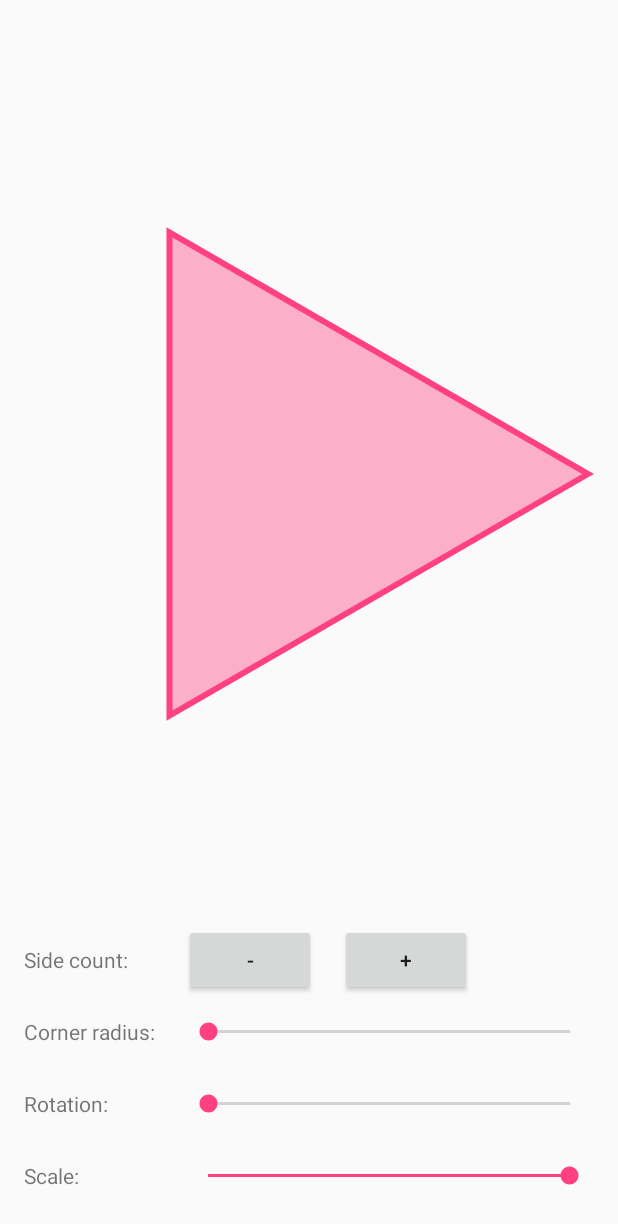
After one commit to caihanyuan/YuanComponent, an Android app: the PolygonActivity screen opened directly, with no data from a screen before it, on a phone screen of 412 x 824 dp. The commit adds this screen. Shown: the top 1224 px of the screen. Run offline under Robolectric (Android 15) with nearby library versions, the phone set to English and light mode, and no system bars.

Commit message:
多边形绘制View, 包括多边形圆角设置

```diff
--- a/app/build.gradle
+++ b/app/build.gradle
@@ -24,7 +24,8 @@ dependencies {
     androidTestCompile('com.android.support.test.espresso:espresso-core:2.2.2', {
         exclude group: 'com.android.support', module: 'support-annotations'
     })
-    compile 'com.android.support:appcompat-v7:25.+'
+    compile 'com.android.support:appcompat-v7:25.3.1'
+    compile 'com.android.support:recyclerview-v7:25.3.1'
+    compile 'com.android.support.constraint:constraint-layout:1.0.2'
     testCompile 'junit:junit:4.12'
-    compile 'com.android.support:recyclerview-v7:25.+'
 }
--- a/app/src/main/java/com/keepmoving/to/yuancomponent/activity/MainActivity.java
+++ b/app/src/main/java/com/keepmoving/to/yuancomponent/activity/MainActivity.java
@@ -34,7 +34,8 @@ public class MainActivity extends Activity {
 
         Class<? extends Activity>[] sActivities = new Class[]{
                 CircleProgressActivity.class,
-                ScaleViewActivity.class
+                ScaleViewActivity.class,
+                PolygonActivity.class
         };
 
         @Override
--- /dev/null
+++ b/app/src/main/java/com/keepmoving/to/yuancomponent/activity/PolygonActivity.java
@@ -0,0 +1,87 @@
+package com.keepmoving.to.yuancomponent.activity;
+
+import android.app.Activity;
+import android.os.Bundle;
+import android.support.annotation.NonNull;
+import android.view.View;
+import android.widget.SeekBar;
+
+import com.keepmoving.to.yuancomponent.R;
+import com.keepmoving.to.yuancomponent.widget.polygonview.PolygonView;
+
+import static android.widget.SeekBar.OnSeekBarChangeListener;
+
+public class PolygonActivity extends Activity implements OnSeekBarChangeListener {
+
+    private float maxCornerRadius;
+
+    private PolygonView polygonView;
+    private SeekBar cornerRadiusSeekBar, rotationSeekBar, scaleSeekBar;
+
+    @Override
+    protected void onCreate(Bundle savedInstanceState) {
+        super.onCreate(savedInstanceState);
+
+        maxCornerRadius = getResources().getDimension(R.dimen.polygon_max_corner_radius);
+
+        setContentView(R.layout.activity_polygon);
+
+        cornerRadiusSeekBar = (SeekBar) findViewById(R.id.corner_radius_seek_bar);
+        rotationSeekBar = (SeekBar) findViewById(R.id.rotation_seek_bar);
+        scaleSeekBar = (SeekBar) findViewById(R.id.scale_seek_bar);
+
+        cornerRadiusSeekBar.setOnSeekBarChangeListener(this);
+        rotationSeekBar.setOnSeekBarChangeListener(this);
+        scaleSeekBar.setOnSeekBarChangeListener(this);
+
+        polygonView = (PolygonView) findViewById(R.id.demo_view);
+        updateCornerRadius(cornerRadiusSeekBar.getProgress());
+        updateRotation(rotationSeekBar.getProgress());
+        updateScale(scaleSeekBar.getProgress());
+    }
+
+    public void reduceSideCount(@NonNull final View view) {
+        polygonView.setNumberOfSides(Math.max(3, polygonView.getNumberOfSides() - 1));
+    }
+
+    public void increaseSideCount(@NonNull final View view) {
+        polygonView.setNumberOfSides(polygonView.getNumberOfSides() + 1);
+    }
+
+    @Override
+    public void onProgressChanged(final SeekBar seekBar, final int progress, final boolean fromUser) {
+        switch (seekBar.getId()) {
+            case R.id.corner_radius_seek_bar:
+                updateCornerRadius(progress);
+                break;
+            case R.id.rotation_seek_bar:
+                updateRotation(progress);
+                break;
+            case R.id.scale_seek_bar:
+                updateScale(progress);
+                break;
+        }
+    }
+
+    @Override
+    public void onStartTrackingTouch(final SeekBar seekBar) {
+        // This method intentionally left blank.
+    }
+
+    @Override
+    public void onStopTrackingTouch(final SeekBar seekBar) {
+        // This method intentionally left blank.
+    }
+
+    private void updateCornerRadius(final float cornerRadius) {
+        polygonView.setCornerRadius((cornerRadius / cornerRadiusSeekBar.getMax()) * maxCornerRadius);
+    }
+
+    private void updateRotation(final float rotation) {
+        polygonView.setPolygonRotation(rotation * 360 / rotationSeekBar.getMax());
+    }
+
+    private void updateScale(final float scale) {
+        polygonView.setScale(scale / scaleSeekBar.getMax());
+    }
+}
--- a/app/src/main/java/com/keepmoving/to/yuancomponent/widget/ScaleInterceptLinearLayout.java
+++ b/app/src/main/java/com/keepmoving/to/yuancomponent/widget/linearscaleview/ScaleInterceptLinearLayout.java
@@ -1,4 +1,4 @@
-package com.keepmoving.to.yuancomponent.widget;
+package com.keepmoving.to.yuancomponent.widget.linearscaleview;
 
 import android.content.Context;
 import android.os.Build;
--- /dev/null
+++ b/app/src/main/java/com/keepmoving/to/yuancomponent/widget/polygonview/PolygonDrawingUtil.java
@@ -0,0 +1,159 @@
+/*
+ * Copyright 2017 Stuart Kent
+ *
+ * Licensed under the Apache License, Version 2.0 (the "License"); you may not
+ * use this file except in compliance with the License.
+ *
+ * You may obtain a copy of the License at
+ *
+ * http://www.apache.org/licenses/LICENSE-2.0
+ *
+ * Unless required by applicable law or agreed to in writing, software
+ * distributed under the License is distributed on an "AS IS" BASIS, WITHOUT
+ * WARRANTIES OR CONDITIONS OF ANY KIND, either express or implied. See the
+ * License for the specific language governing permissions and limitations
+ * under the License.
+ */
+package com.keepmoving.to.yuancomponent.widget.polygonview;
+
+import android.graphics.Canvas;
+import android.graphics.Paint;
+import android.graphics.Path;
+import android.graphics.RectF;
+import android.support.annotation.FloatRange;
+import android.support.annotation.IntRange;
+import android.support.annotation.NonNull;
+
+import static java.lang.Math.PI;
+import static java.lang.Math.abs;
+import static java.lang.Math.cos;
+import static java.lang.Math.sin;
+
+/**
+ * An efficient utility class for drawing regular polygons on a {@link Canvas}.
+ */
+public class PolygonDrawingUtil {
+
+    private final Path backingPath = new Path();
+    private final RectF tempCornerArcBounds = new RectF();
+
+    /**
+     * Draws a regular polygon.
+     * <p>
+     * Note that this method is not thread safe. This is not an issue if (as is typical) all invocations are made on the
+     * UI thread.
+     *
+     * @param canvas       the {@link Canvas} to draw on
+     * @param sideCount    the number of sides of the polygon
+     * @param centerX      the x-coordinate of the polygon center in pixels
+     * @param centerY      the y-coordinate of the polygon center in pixels
+     * @param outerRadius  the distance from the polygon center to any vertex (ignoring corner rounding) in pixels
+     * @param cornerRadius the radius of the rounding applied to each corner of the polygon in pixels
+     * @param rotation     the rotation of the polygon in degrees
+     * @param paint        the {@link Paint} to draw with
+     */
+    public void drawPolygon(
+            @NonNull final Canvas canvas,
+            @IntRange(from = 3) final int sideCount,
+            final float centerX,
+            final float centerY,
+            @FloatRange(from = 0, fromInclusive = false) final float outerRadius,
+            @FloatRange(from = 0) final float cornerRadius,
+            final float rotation,
+            @NonNull final Paint paint) {
+
+        final float inRadius = (float) (outerRadius * Math.cos(toRadians(180.0 / sideCount)));
+
+        if (inRadius < cornerRadius) {
+            /*
+             * If the supplied corner radius is too small, we default to drawing the "incircle".
+             *   - https://web.archive.org/web/20170415150442/https://en.wikipedia.org/wiki/Regular_polygon
+             *   - https://web.archive.org/web/20170415150415/http://www.mathopenref.com/polygonincircle.html
+             */
+            canvas.drawCircle(centerX, centerY, inRadius, paint);
+        } else {
+            canvas.save();
+            canvas.rotate(-rotation, centerX, centerY);
+            backingPath.rewind();
+
+            if (abs(cornerRadius) < 0.01) {
+                constructNonRoundedPolygonPath(sideCount, centerX, centerY, outerRadius);
+            } else {
+                constructRoundedPolygonPath(sideCount, centerX, centerY, outerRadius, cornerRadius);
+            }
+
+            canvas.drawPath(backingPath, paint);
+            canvas.restore();
+        }
+    }
+
+    private void constructNonRoundedPolygonPath(
+            @IntRange(from = 3) final int sideCount,
+            final float centerX,
+            final float centerY,
+            @FloatRange(from = 0, fromInclusive = false) final float outerRadius) {
+
+        for (int cornerNumber = 0; cornerNumber < sideCount; cornerNumber++) {
+            final double angleToCorner = cornerNumber * (360.0 / sideCount);
+            final float cornerX = (float) (centerX + outerRadius * cos(toRadians(angleToCorner)));
+            final float cornerY = (float) (centerY + outerRadius * sin(toRadians(angleToCorner)));
+
+            if (cornerNumber == 0) {
+                backingPath.moveTo(cornerX, cornerY);
+            } else {
+                backingPath.lineTo(cornerX, cornerY);
+            }
+        }
+
+        // Draw the final straight edge.
+        backingPath.close();
+    }
+
+    private void constructRoundedPolygonPath(
+            @IntRange(from = 3) final int sideCount,
+            final float centerX,
+            final float centerY,
+            @FloatRange(from = 0, fromInclusive = false) final float outerRadius,
+            @FloatRange(from = 0) final float cornerRadius) {
+
+        final double halfInteriorCornerAngle = 90 - (180.0 / sideCount);
+        final float halfCornerArcSweepAngle = (float) (90 - halfInteriorCornerAngle);
+        final double distanceToCornerArcCenter = outerRadius - cornerRadius / sin(toRadians(halfInteriorCornerAngle));
+
+        for (int cornerNumber = 0; cornerNumber < sideCount; cornerNumber++) {
+            final double angleToCorner = cornerNumber * (360.0 / sideCount);
+            final float cornerCenterX = (float) (centerX + distanceToCornerArcCenter * cos(toRadians(angleToCorner)));
+            final float cornerCenterY = (float) (centerY + distanceToCornerArcCenter * sin(toRadians(angleToCorner)));
+
+            tempCornerArcBounds.set(
+                    cornerCenterX - cornerRadius,
+                    cornerCenterY - cornerRadius,
+                    cornerCenterX + cornerRadius,
+                    cornerCenterY + cornerRadius);
+
+            /*
+             * Quoted from the arcTo documentation:
+             *
+             *   "Append the specified arc to the path as a new contour. If the start of the path is different from the
+             *    path's current last point, then an automatic lineTo() is added to connect the current contour to the
+             *    start of the arc. However, if the path is empty, then we call moveTo() with the first point of the
+             *    arc."
+             *
+             * We construct our polygon by sequentially drawing rounded corners using arcTo, and leverage the
+             * automatically-added moveTo/lineTo instructions to connect these corners with straight edges.
+             */
+            backingPath.arcTo(
+                    tempCornerArcBounds,
+                    (float) (angleToCorner - halfCornerArcSweepAngle),
+                    2 * halfCornerArcSweepAngle);
+        }
+
+        // Draw the final straight edge.
+        backingPath.close();
+    }
+
+    private static double toRadians(final double degrees) {
+        return 2 * PI * degrees / 360;
+    }
+
+}
--- /dev/null
+++ b/app/src/main/java/com/keepmoving/to/yuancomponent/widget/polygonview/PolygonView.java
@@ -0,0 +1,107 @@
+/*
+ * Copyright 2017 Stuart Kent
+ *
+ * Licensed under the Apache License, Version 2.0 (the "License"); you may not
+ * use this file except in compliance with the License.
+ *
+ * You may obtain a copy of the License at
+ *
+ * http://www.apache.org/licenses/LICENSE-2.0
+ *
+ * Unless required by applicable law or agreed to in writing, software
+ * distributed under the License is distributed on an "AS IS" BASIS, WITHOUT
+ * WARRANTIES OR CONDITIONS OF ANY KIND, either express or implied. See the
+ * License for the specific language governing permissions and limitations
+ * under the License.
+ */
+package com.keepmoving.to.yuancomponent.widget.polygonview;
+
+import android.content.Context;
+import android.graphics.Canvas;
+import android.graphics.Paint;
+import android.support.annotation.Nullable;
+import android.support.v4.content.ContextCompat;
+import android.util.AttributeSet;
+import android.view.View;
+
+import com.keepmoving.to.yuancomponent.R;
+
+import static android.graphics.Paint.ANTI_ALIAS_FLAG;
+
+public class PolygonView extends View {
+
+    private final PolygonDrawingUtil polygonDrawingUtil = new PolygonDrawingUtil();
+    private final Paint polygonFillPaint = new Paint(ANTI_ALIAS_FLAG);
+    private final Paint polygonStrokePaint = new Paint(ANTI_ALIAS_FLAG);
+    private final float strokeWidth = getResources().getDimension(R.dimen.polygon_stroke_paint_width);
+
+    private int numberOfSides = 3;
+    private float cornerRadius = 120;
+    private float rotation = 0;
+    private float scale;
+
+    public PolygonView(final Context context, @Nullable final AttributeSet attrs) {
+        super(context, attrs);
+
+        polygonFillPaint.setColor(ContextCompat.getColor(context, R.color.colorAccentTranslucent));
+        polygonFillPaint.setStyle(Paint.Style.FILL);
+
+        polygonStrokePaint.setColor(ContextCompat.getColor(context, R.color.colorAccent));
+        polygonStrokePaint.setStrokeWidth(strokeWidth);
+        polygonStrokePaint.setStyle(Paint.Style.STROKE);
+    }
+
+    @Override
+    protected void onDraw(final Canvas canvas) {
+        super.onDraw(canvas);
+
+        final float centerX = getWidth() / 2;
+        final float centerY = getHeight() / 2;
+        final float radius = scale * (getWidth() / 2 - strokeWidth);
+
+        polygonDrawingUtil.drawPolygon(
+                canvas,
+                numberOfSides,
+                centerX,
+                centerY,
+                radius,
+                cornerRadius,
+                rotation,
+                polygonFillPaint);
+
+        polygonDrawingUtil.drawPolygon(
+                canvas,
+                numberOfSides,
+                centerX,
+                centerY,
+                radius,
+                cornerRadius,
+                rotation,
+                polygonStrokePaint);
+    }
+
+    public int getNumberOfSides() {
+        return numberOfSides;
+    }
+
+    public void setNumberOfSides(final int numberOfSides) {
+        this.numberOfSides = numberOfSides;
+        invalidate();
+    }
+
+    public void setCornerRadius(final float cornerRadius) {
+        this.cornerRadius = cornerRadius;
+        invalidate();
+    }
+
+    public void setPolygonRotation(final float rotation) {
+        this.rotation = rotation;
+        invalidate();
+    }
+
+    public void setScale(final float scale) {
+        this.scale = scale;
+        invalidate();
+    }
+
+}
--- /dev/null
+++ b/app/src/main/res/layout/activity_polygon.xml
@@ -0,0 +1,130 @@
+<?xml version="1.0" encoding="utf-8"?><!--
+
+    Copyright 2017 Stuart Kent
+
+    Licensed under the Apache License, Version 2.0 (the "License"); you may not
+    use this file except in compliance with the License.
+
+    You may obtain a copy of the License at
+
+    http://www.apache.org/licenses/LICENSE-2.0
+
+    Unless required by applicable law or agreed to in writing, software
+    distributed under the License is distributed on an "AS IS" BASIS, WITHOUT
+    WARRANTIES OR CONDITIONS OF ANY KIND, either express or implied. See the
+    License for the specific language governing permissions and limitations
+    under the License.
+
+-->
+<LinearLayout xmlns:android="http://schemas.android.com/apk/res/android"
+    android:layout_width="match_parent"
+    android:layout_height="match_parent"
+    android:orientation="vertical"
+    android:padding="16dp">
+
+    <com.keepmoving.to.yuancomponent.widget.polygonview.PolygonView
+        android:id="@+id/demo_view"
+        android:layout_width="wrap_content"
+        android:layout_height="0dp"
+        android:layout_weight="1" />
+
+    <TableLayout
+        android:layout_width="match_parent"
+        android:layout_height="wrap_content"
+        android:stretchColumns="1">
+
+        <TableRow
+            android:layout_width="match_parent"
+            android:layout_height="wrap_content"
+            android:gravity="center_vertical">
+
+            <TextView
+                android:layout_width="wrap_content"
+                android:layout_height="wrap_content"
+                android:layout_marginRight="16dp"
+                android:text="Side count: " />
+
+            <LinearLayout
+                android:layout_width="match_parent"
+                android:layout_height="wrap_content"
+                android:orientation="horizontal">
+
+                <Button
+                    android:layout_width="wrap_content"
+                    android:layout_height="wrap_content"
+                    android:layout_marginRight="16dp"
+                    android:onClick="reduceSideCount"
+                    android:text="-" />
+
+                <Button
+                    android:layout_width="wrap_content"
+                    android:layout_height="wrap_content"
+                    android:onClick="increaseSideCount"
+                    android:text="+" />
+
+            </LinearLayout>
+
+        </TableRow>
+
+        <TableRow
+            android:layout_width="match_parent"
+            android:layout_height="wrap_content"
+            android:gravity="center_vertical">
+
+            <TextView
+                android:layout_width="wrap_content"
+                android:layout_height="wrap_content"
+                android:layout_marginRight="16dp"
+                android:text="Corner radius: " />
+
+            <SeekBar
+                android:id="@+id/corner_radius_seek_bar"
+                android:layout_width="match_parent"
+                android:layout_height="wrap_content"
+                android:minHeight="48dp" />
+
+        </TableRow>
+
+        <TableRow
+            android:layout_width="match_parent"
+            android:layout_height="wrap_content"
+            android:gravity="center_vertical">
+
+            <TextView
+                android:layout_width="wrap_content"
+                android:layout_height="wrap_content"
+                android:layout_marginRight="16dp"
+                android:text="Rotation: " />
+
+            <SeekBar
+                android:id="@+id/rotation_seek_bar"
+                android:layout_width="match_parent"
+                android:layout_height="wrap_content"
+                android:max="100000"
+                android:minHeight="48dp" />
+
+        </TableRow>
+
+        <TableRow
+            android:layout_width="match_parent"
+            android:layout_height="wrap_content"
+            android:gravity="center_vertical">
+
+            <TextView
+                android:layout_width="wrap_content"
+                android:layout_height="wrap_content"
+                android:layout_marginRight="16dp"
+                android:text="Scale: " />
+
+            <SeekBar
+                android:id="@+id/scale_seek_bar"
+                android:layout_width="match_parent"
+                android:layout_height="wrap_content"
+                android:minHeight="48dp"
+                android:progress="100" />
+
+        </TableRow>
+
+    </TableLayout>
+
+</LinearLayout>
--- a/app/src/main/res/layout/scale_view_activity.xml
+++ b/app/src/main/res/layout/scale_view_activity.xml
@@ -1,5 +1,5 @@
 <?xml version="1.0" encoding="utf-8"?>
-<com.keepmoving.to.yuancomponent.widget.ScaleInterceptLinearLayout xmlns:android="http://schemas.android.com/apk/res/android"
+<com.keepmoving.to.yuancomponent.widget.linearscaleview.ScaleInterceptLinearLayout xmlns:android="http://schemas.android.com/apk/res/android"
     xmlns:app="http://schemas.android.com/apk/res-auto"
     android:layout_width="match_parent"
     android:layout_height="match_parent"
@@ -35,4 +35,4 @@
         app:scale_view_text_margin="5dp"
         app:scale_view_text_size="10" />
 
-</com.keepmoving.to.yuancomponent.widget.ScaleInterceptLinearLayout>
+</com.keepmoving.to.yuancomponent.widget.linearscaleview.ScaleInterceptLinearLayout>
--- a/app/src/main/res/values/colors.xml
+++ b/app/src/main/res/values/colors.xml
@@ -3,6 +3,7 @@
     <color name="colorPrimary">#3F51B5</color>
     <color name="colorPrimaryDark">#303F9F</color>
     <color name="colorAccent">#FF4081</color>
+    <color name="colorAccentTranslucent">#66FF4081</color>
 
     <color name="start_color">#FFFF495E</color>
     <color name="end_color">#FFFFA127</color>
--- a/app/src/main/res/values/dimens.xml
+++ b/app/src/main/res/values/dimens.xml
@@ -7,4 +7,9 @@
     <dimen name="textsize_16sp">16sp</dimen>
     <dimen name="textsize_14sp">14sp</dimen>
     <dimen name="textsize_13sp">13sp</dimen>
+
+    <!-- polygon view -->
+    <dimen name="polygon_stroke_paint_width">4dp</dimen>
+    <dimen name="polygon_max_corner_radius">128dp</dimen>
+
 </resources>
```
Also changed, not shown: app/src/main/AndroidManifest.xml (+3 -4 lines).
